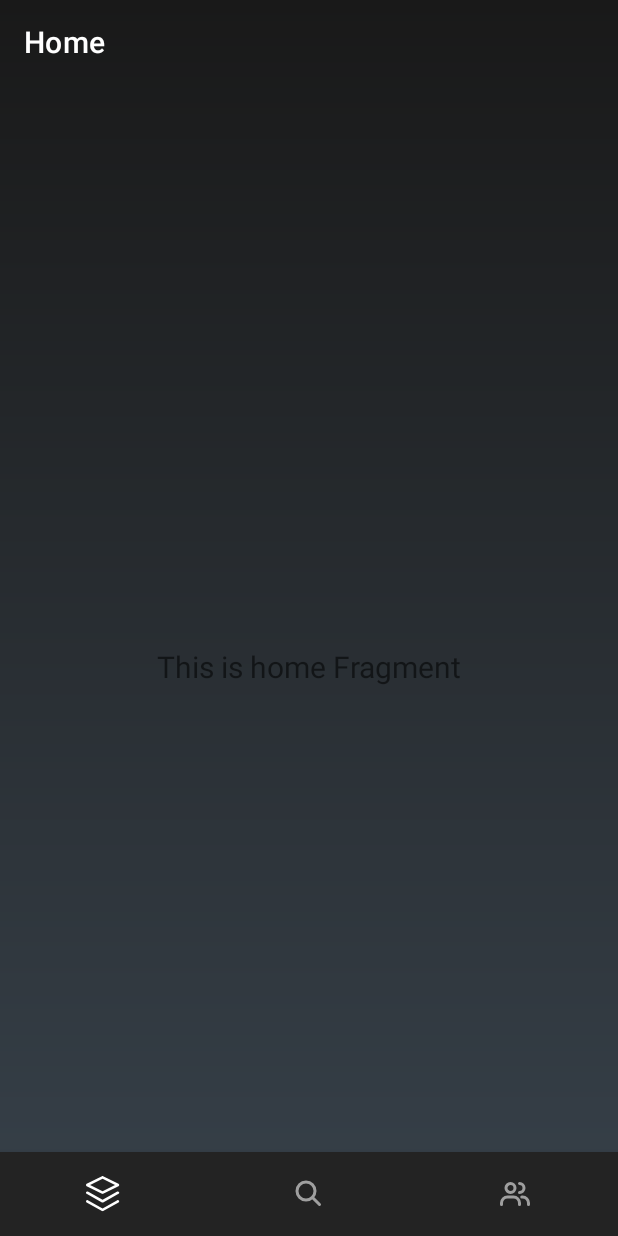
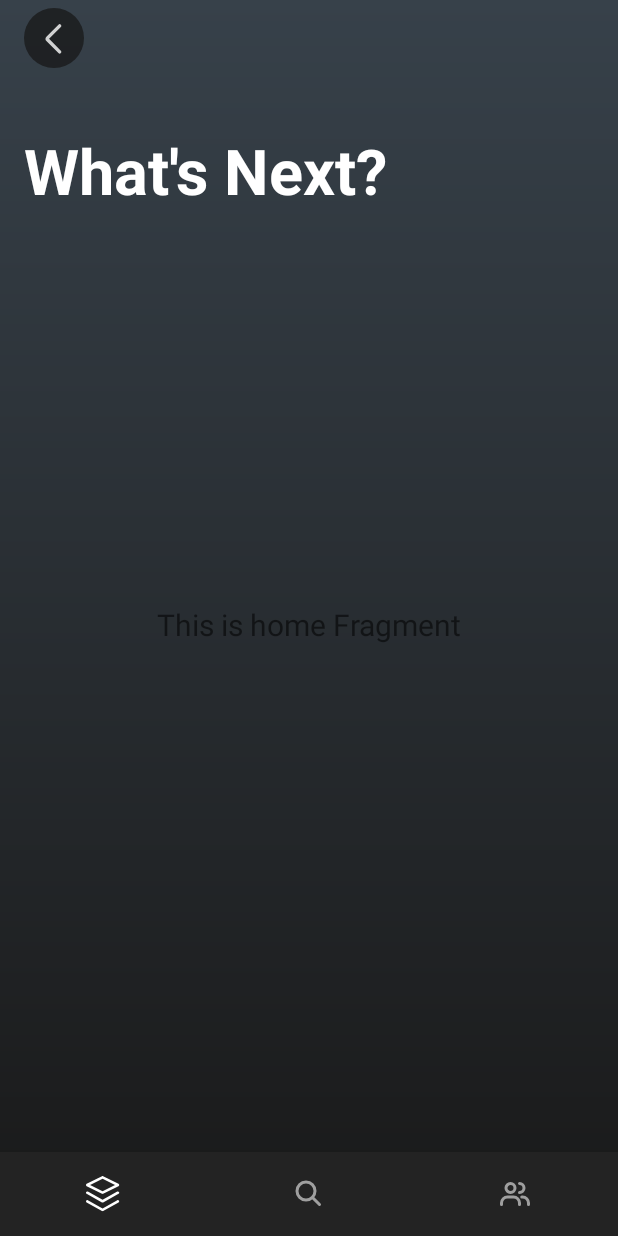
Before and after one commit to jakebuhite/backblog-android, an Android app: the screen it shows after launch (MainActivity), on a phone screen of 412 x 824 dp. Run offline under Robolectric (Android 15) with nearby library versions, the phone set to English and light mode, and no system bars; our stand-ins replace navigation-ui.

Commit message:
Layed out page headers and back button dynamically on all pages

```diff
--- a/app/src/main/java/com/tabka/backblog/MainActivity.kt
+++ b/app/src/main/java/com/tabka/backblog/MainActivity.kt
@@ -19,6 +19,7 @@ class MainActivity : AppCompatActivity() {
     override fun onCreate(savedInstanceState: Bundle?) {
         super.onCreate(savedInstanceState)
 
+        // Make the top bar of the android screen transparent
         if (Build.VERSION.SDK_INT >= Build.VERSION_CODES.LOLLIPOP) {
             window.apply {
                 clearFlags(WindowManager.LayoutParams.FLAG_TRANSLUCENT_STATUS)
@@ -31,17 +32,18 @@ class MainActivity : AppCompatActivity() {
         binding = ActivityMainBinding.inflate(layoutInflater)
         setContentView(binding.root)
 
+        // Set up the navigation bar
         val navView: BottomNavigationView = binding.navView
+        val navController = findNavController(R.id.nav_host_fragment_activity_main)
+        navView.setupWithNavController(navController)
+        navController.addOnDestinationChangedListener { _, destination, _ ->
+            val title = when (destination.id) {
+                R.id.navigation_home -> getString(R.string.title_home)
+                R.id.navigation_dashboard -> getString(R.string.title_dashboard)
 
-        val navController = findNavController(R.id.nav_host_fragment_activity_main)
-        // Passing each menu ID as a set of Ids because each
-        // menu should be considered as top level destinations.
-        val appBarConfiguration = AppBarConfiguration(
-            setOf(
-                R.id.navigation_home, R.id.navigation_dashboard, R.id.navigation_notifications
-            )
-        )
-        setupActionBarWithNavController(navController, appBarConfiguration)
-        navView.setupWithNavController(navController)
+                else -> ""
+            }
+            binding.toolbarTitle.text = title
+        }
     }
 }
--- /dev/null
+++ b/app/src/main/res/drawable/ic_back_button.xml
@@ -0,0 +1,18 @@
+<vector xmlns:android="http://schemas.android.com/apk/res/android"
+    android:width="40dp"
+    android:height="40dp"
+    android:viewportWidth="35"
+    android:viewportHeight="35">
+  <path
+      android:pathData="M17.5,17.5m-17.5,0a17.5,17.5 0,1 1,35 0a17.5,17.5 0,1 1,-35 0"
+      android:fillColor="#191919"
+      android:fillAlpha="0.75"/>
+  <path
+      android:pathData="M20.792,25.583L13.915,18.707C13.525,18.317 13.525,17.684 13.915,17.293L20.792,10.417"
+      android:strokeAlpha="0.8"
+      android:strokeLineJoin="round"
+      android:strokeWidth="2"
+      android:fillColor="#00000000"
+      android:strokeColor="#ffffff"
+      android:strokeLineCap="round"/>
+</vector>
--- a/app/src/main/res/layout/activity_main.xml
+++ b/app/src/main/res/layout/activity_main.xml
@@ -4,8 +4,35 @@
     android:id="@+id/container"
     android:layout_width="match_parent"
     android:layout_height="match_parent"
-    android:fitsSystemWindows="true"
-    android:paddingTop="?attr/actionBarSize">
+    android:fitsSystemWindows="true">
+
+    <ImageButton
+        android:id="@+id/back_button"
+        android:layout_width="wrap_content"
+        android:layout_height="wrap_content"
+        android:src="@drawable/ic_back_button"
+        android:layout_marginStart="16dp"
+        android:layout_marginTop="5dp"
+        android:background="@android:color/transparent"
+        app:layout_constraintStart_toStartOf="parent"
+        app:layout_constraintTop_toTopOf="parent"
+        android:visibility="visible" />
+
+    <androidx.appcompat.widget.Toolbar
+        android:id="@+id/toolbar"
+        android:layout_width="match_parent"
+        android:layout_height="?attr/actionBarSize"
+        app:layout_constraintTop_toBottomOf="@id/back_button"
+        android:layout_marginTop="40dp">
+
+        <TextView
+            android:id="@+id/toolbar_title"
+            android:layout_width="wrap_content"
+            android:layout_height="wrap_content"
+            android:textColor="@color/white"
+            android:textSize="42sp"
+            android:textStyle="bold"/>
+    </androidx.appcompat.widget.Toolbar>
 
     <com.google.android.material.bottomnavigation.BottomNavigationView
         android:id="@+id/nav_view"
--- a/app/src/main/res/navigation/mobile_navigation.xml
+++ b/app/src/main/res/navigation/mobile_navigation.xml
@@ -8,18 +8,15 @@
     <fragment
         android:id="@+id/navigation_home"
         android:name="com.tabka.backblog.ui.home.HomeFragment"
-        android:label="@string/title_home"
         tools:layout="@layout/fragment_home" />
 
     <fragment
         android:id="@+id/navigation_dashboard"
         android:name="com.tabka.backblog.ui.dashboard.DashboardFragment"
-        android:label="@string/title_dashboard"
         tools:layout="@layout/fragment_dashboard" />
 
     <fragment
         android:id="@+id/navigation_notifications"
         android:name="com.tabka.backblog.ui.notifications.NotificationsFragment"
-        android:label="@string/title_notifications"
         tools:layout="@layout/fragment_notifications" />
 </navigation>
--- a/app/src/main/res/values/colors.xml
+++ b/app/src/main/res/values/colors.xml
@@ -8,8 +8,8 @@
     <color name="black">#FF000000</color>
     <color name="white">#FFFFFFFF</color>
 
-    <color name="background_top">#37414A</color>
-    <color name="background_bottom">#191919</color>
+    <color name="background_top">#191919</color>
+    <color name="background_bottom">#37414A</color>
 
     <color name="bottomnav">#232323</color>
     <color name="bottomnav_icon">#9F9F9F</color>
--- a/app/src/main/res/values/strings.xml
+++ b/app/src/main/res/values/strings.xml
@@ -1,6 +1,5 @@
 <resources>
     <string name="app_name">BackBlog</string>
-    <string name="title_home">Home</string>
-    <string name="title_dashboard">Dashboard</string>
-    <string name="title_notifications">Notifications</string>
+    <string name="title_home">"What's Next?"</string>
+    <string name="title_dashboard">Search</string>
 </resources>
--- a/app/src/main/res/values/themes.xml
+++ b/app/src/main/res/values/themes.xml
@@ -1,6 +1,6 @@
 <resources xmlns:tools="http://schemas.android.com/tools">
     <!-- Base application theme. -->
-    <style name="Theme.BackBlog" parent="Theme.MaterialComponents.DayNight.DarkActionBar">
+    <style name="Theme.BackBlog" parent="Theme.MaterialComponents.DayNight.NoActionBar">
         <!-- Primary brand color. -->
         <item name="colorPrimary">@color/purple_500</item>
         <item name="colorPrimaryVariant">@color/purple_700</item>
@@ -9,11 +9,8 @@
         <item name="colorSecondary">@color/teal_200</item>
         <item name="colorSecondaryVariant">@color/teal_700</item>
         <item name="colorOnSecondary">@color/black</item>
-        <!-- Status bar color. -->
-<!--        <item name="android:statusBarColor">?attr/colorPrimaryVariant</item>-->
 
         <!-- Custom Themes -->
-
         <item name="android:statusBarColor">@android:color/transparent</item>
         <item name="android:windowNoTitle">true</item>
         <item name="android:windowActionBarOverlay">true</item>
@@ -26,7 +23,7 @@
         <item name="actionBarStyle">@style/MyActionBar</item>
 
         <item name="bottomNavigationStyle">@style/Widget.BackBlog.BottomNavigationView</item>
-        <item name="android:navigationBarColor">@color/bottomnav</item>
+<!--        <item name="android:navigationBarColor">@color/bottomnav</item>-->
     </style>
 
     <style name="MyActionBar" parent="@style/Widget.MaterialComponents.ActionBar.Solid">
@@ -37,9 +34,7 @@
 
     <style name="Widget.BackBlog.BottomNavigationView" parent="Widget.MaterialComponents.BottomNavigationView.Colored">
         <item name="android:background">@color/bottomnav</item>
-        <item name="itemPaddingTop">16dp</item>
-        <item name="itemPaddingBottom">8dp</item>
-        <item name="labelVisibilityMode">labeled</item>
+        <item name="labelVisibilityMode">unlabeled</item>
         <item name="itemIconTint">@color/bottomnav_item_colors</item>
     </style>
 </resources>
```
